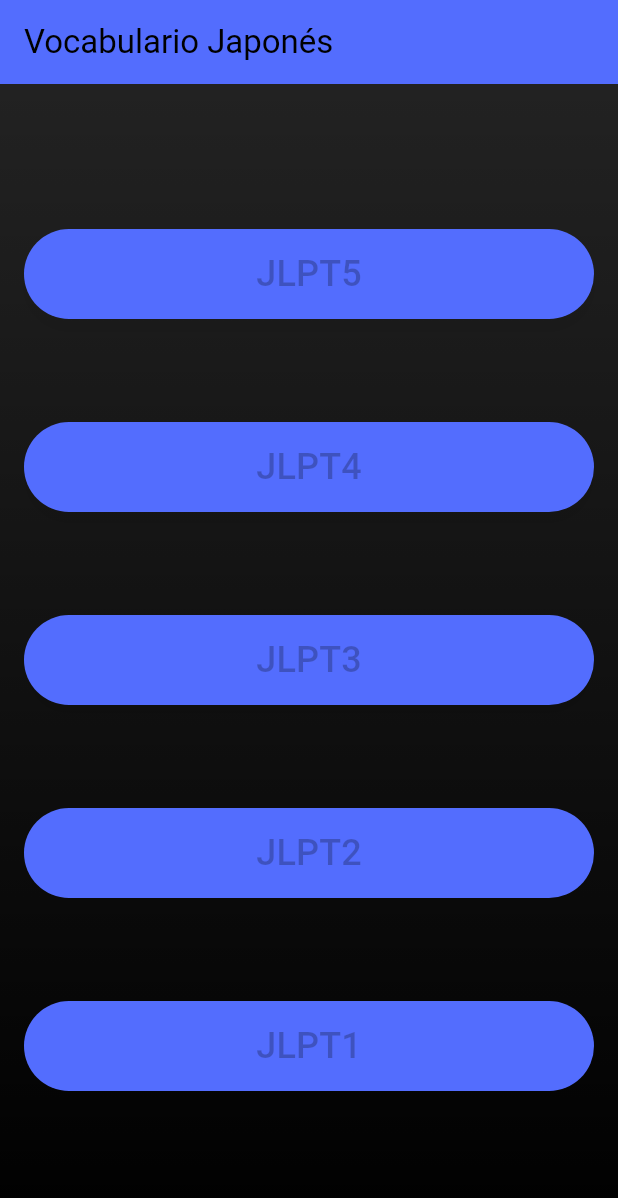
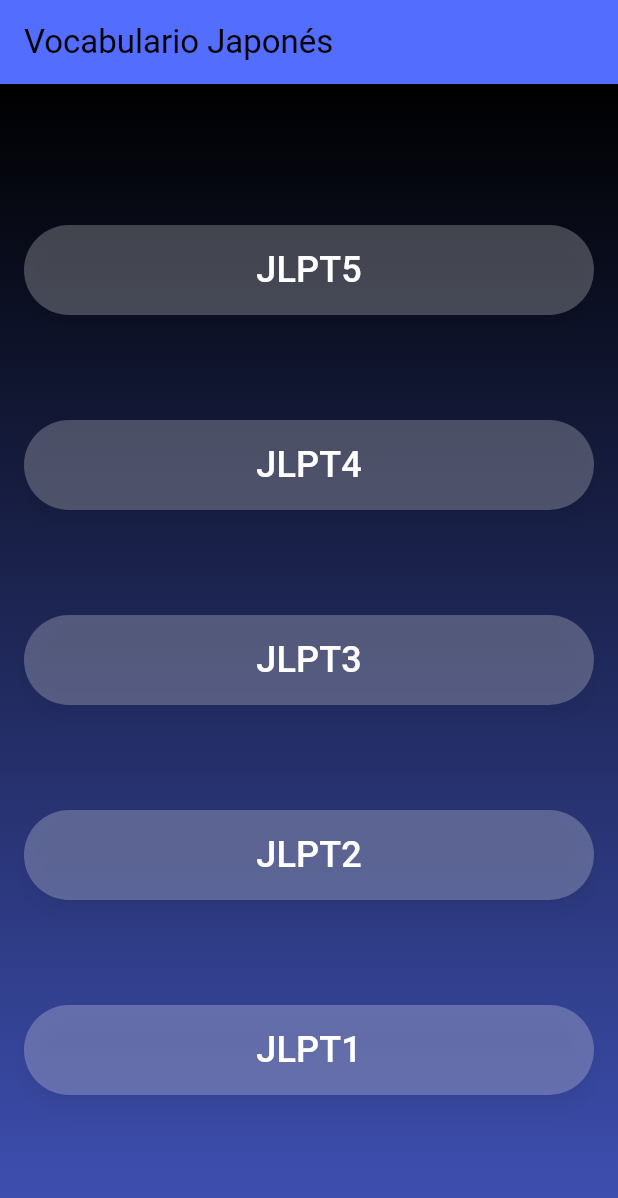
Before and after one commit to vizcacha22/-, a Flutter app: the LevelSelectionScreenJP screen opened directly, on a phone screen of 412 x 824 dp. Shown: the top 1198 px of the screen. Run offline on Flutter 3.47's test engine with Material 3 defaults, Android fonts, the phone set to English and light mode, and no system bars; our stand-ins replace audioplayers, cached_network_image, connectivity_plus, dash_chat_2, equatable, firebase_auth and 6 more; accounts and stored records are empty.

Commit message:
upgrade :V level_selection_japanese.dart

```diff
--- a/lib/presentation/vocabulary/vocabulary_jp/level_selection_japanese.dart
+++ b/lib/presentation/vocabulary/vocabulary_jp/level_selection_japanese.dart
@@ -26,23 +26,22 @@ class LevelSelectionScreenJP extends StatelessWidget {
       body: Container(
         decoration: BoxDecoration(
           gradient: LinearGradient(
-            colors: [Colors.black87, Colors.black],
+            colors: [Colors.black, Colors.indigo],
             begin: Alignment.topCenter,
             end: Alignment.bottomCenter,
           ),
         ),
         child: Center(
           child: Padding(
-            padding:
-                const EdgeInsets.symmetric(horizontal: 16.0, vertical: 32.0),
+            padding: const EdgeInsets.symmetric(horizontal: 16.0, vertical: 32.0),
             child: Column(
               mainAxisAlignment: MainAxisAlignment.spaceEvenly,
               children: [
-                _buildLevelButton(context, 'JLPT5'),
-                _buildLevelButton(context, 'JLPT4'),
-                _buildLevelButton(context, 'JLPT3'),
-                _buildLevelButton(context, 'JLPT2'),
-                _buildLevelButton(context, 'JLPT1'),
+                _buildLevelButton(context, 'JLPT5', 'JLPT5'),
+                _buildLevelButton(context, 'JLPT4', 'JLPT4'),
+                _buildLevelButton(context, 'JLPT3', 'JLPT3'),
+                _buildLevelButton(context, 'JLPT2', 'JLPT2'),
+                _buildLevelButton(context, 'JLPT1', 'JLPT1'),
               ],
             ),
           ),
@@ -51,18 +50,42 @@ class LevelSelectionScreenJP extends StatelessWidget {
     );
   }
 
-  Widget _buildLevelButton(BuildContext context, String level) {
+  Widget _buildLevelButton(BuildContext context, String level, String displayText) {
     return Padding(
-      padding: const EdgeInsets.symmetric(vertical: 4.0),
+      padding: const EdgeInsets.symmetric(vertical: 8.0),
       child: SizedBox(
         width: double.infinity,
+
         height: 60,
         child: ElevatedButton(
           onPressed: () => _navigateToVocabularyScreen(context, level),
-          child: Text(level, style: TextStyle(fontSize: 24)),
-          style: ElevatedButton.styleFrom(
-            backgroundColor: Colors.indigoAccent,
-            padding: EdgeInsets.symmetric(vertical: 16),
+          child: Text(
+            displayText,
+            style: TextStyle(fontSize: 24),
+          ),
+          style: ButtonStyle(
+            shape: WidgetStateProperty.all<RoundedRectangleBorder>(
+              RoundedRectangleBorder(
+                borderRadius: BorderRadius.circular(30.0),
+              ),
+            ),
+            padding: WidgetStateProperty.all<EdgeInsetsGeometry>(
+              EdgeInsets.symmetric(vertical: 16.0),
+            ),
+            elevation: WidgetStateProperty.all<double>(5.0),
+            // Fondo transparente para aplicar gradiente
+            backgroundColor: WidgetStateProperty.resolveWith<Color>(
+                  (Set<WidgetState> states) {
+                if (states.contains(WidgetState.disabled)) {
+                  return Colors.grey; // Color cuando está deshabilitado
+                }
+                return Colors.white24;
+              },
+            ),
+            // Color del texto del botón
+            foregroundColor: WidgetStateProperty.all<Color>(Colors.white),
+            // Color de overlay al presionar
+            overlayColor: WidgetStateProperty.all<Color>(Colors.indigo),
           ),
         ),
       ),
```
